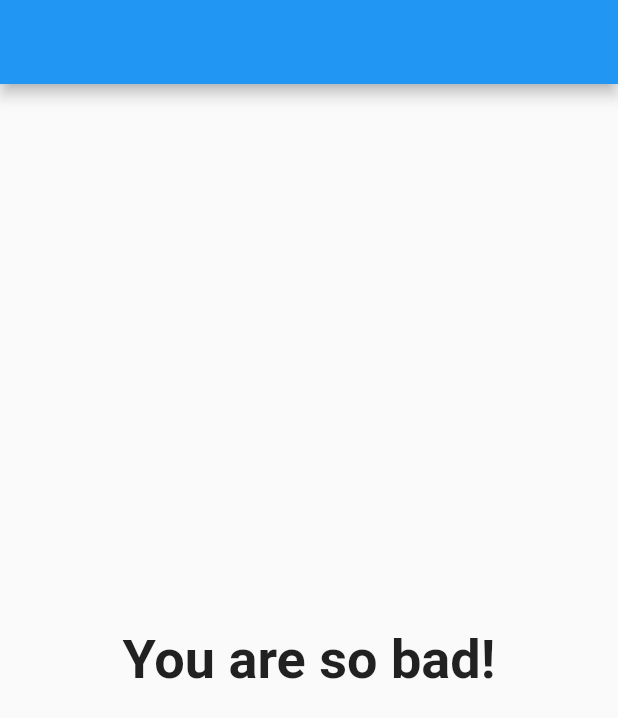
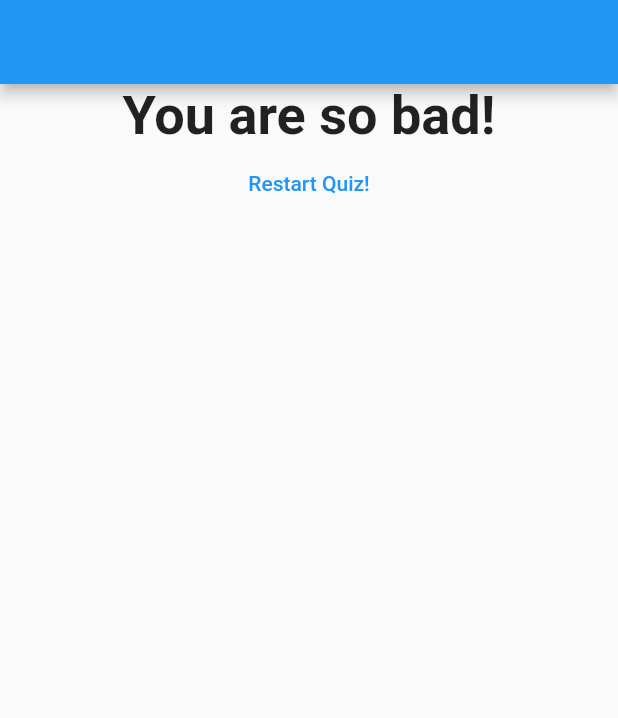
Before and after one commit to roxfives/flutter_quizz_app, a Flutter app: the screen it shows after launch, after a tap on "Black", after a tap on "Snake", after a tap on "Fable", on a phone screen of 412 x 824 dp. Shown: the top 718 px of the screen. Run offline on Flutter 3.47's test engine with Material 2 defaults, Android fonts, the phone set to English and light mode, and no system bars.

```diff
--- a/lib/main.dart
+++ b/lib/main.dart
@@ -45,6 +45,13 @@ class _MyAppState extends State<MyApp> {
     },
   ];
 
+  void _resetQuizz() {
+    setState(() {
+      _totalScore = 0;
+      _questionIndex = 0;
+    });
+  }
+
   void _answerQuestion(int score) {
     setState(() {
       _questionIndex++;
@@ -73,7 +80,7 @@ class _MyAppState extends State<MyApp> {
                 questionIndex: _questionIndex,
                 questions: _questions,
               )
-            : Result(_totalScore),
+            : Result(_totalScore, _resetQuizz),
       ),
     );
   }
--- a/lib/result.dart
+++ b/lib/result.dart
@@ -2,8 +2,9 @@ import 'package:flutter/material.dart';
 
 class Result extends StatelessWidget {
   final int finalScore;
+  final Function resetQuizz;
 
-  Result(this.finalScore);
+  Result(this.finalScore, this.resetQuizz);
 
 
   String get resultPhrase {
@@ -22,11 +23,12 @@ class Result extends StatelessWidget {
     return resultText;
   }
 
-
   @override
   Widget build(BuildContext context) {
     return Center(
-      child: Text(
+      child: Column(
+        children: <Widget>[
+          Text(
             resultPhrase,
             textAlign: TextAlign.center,
             style: TextStyle(
@@ -34,6 +36,13 @@ class Result extends StatelessWidget {
               fontWeight: FontWeight.bold,
             ),
           ),
+          FlatButton(
+            child: Text('Restart Quiz!'),
+            textColor: Colors.blue,
+            onPressed: resetQuizz,
+          )
+        ],
+      ),
     );
   }
 }
```
Lines whose indentation alone changed are shown as unchanged.
